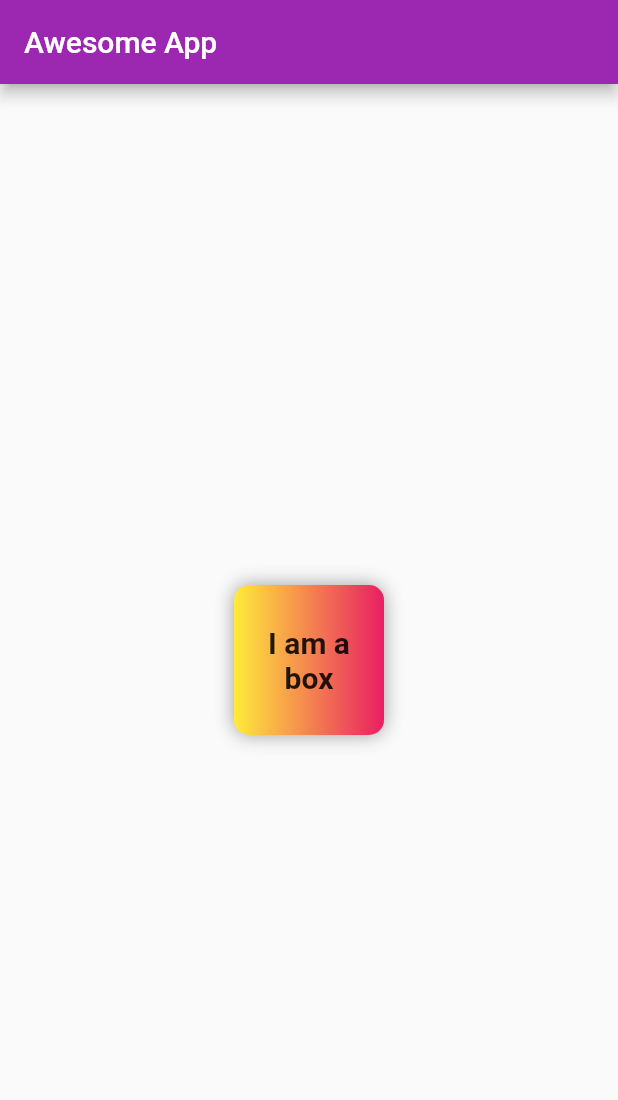
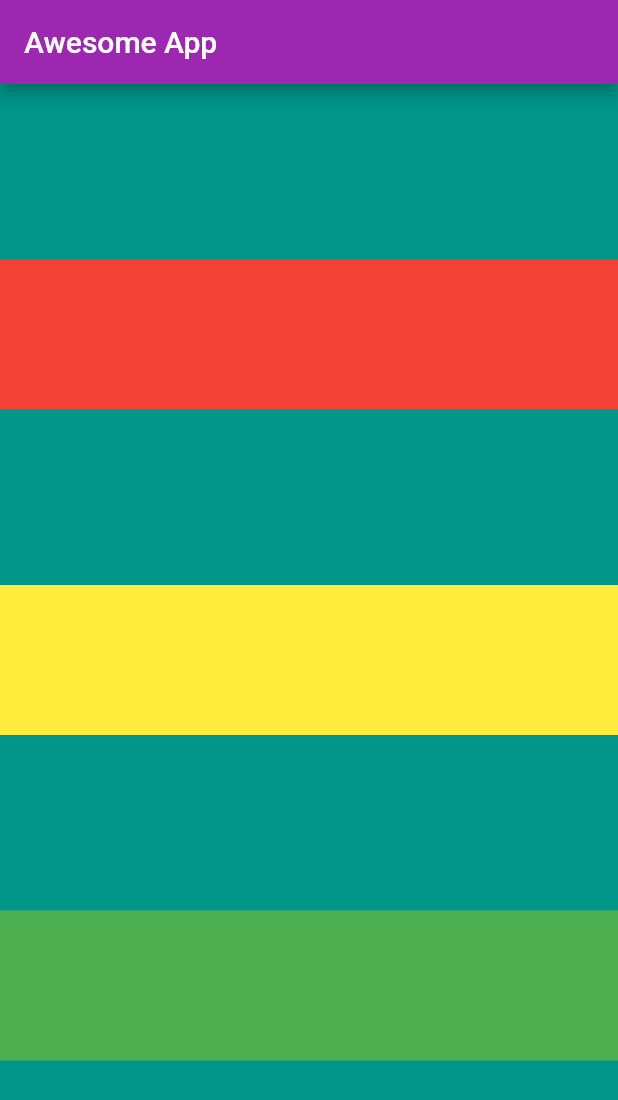
Before and after one commit to newsundram2018/learnflutter, a Flutter app: the screen it shows after launch, on a phone screen of 412 x 824 dp. Shown: the top 1100 px of the screen. Run offline on Flutter 3.47's test engine with Material 2 defaults, Android fonts, the phone set to English and light mode, and no system bars.

```diff
--- a/learnflutter/lib/main.dart
+++ b/learnflutter/lib/main.dart
@@ -1,4 +1,5 @@
 import 'package:flutter/material.dart';
+import 'package:flutter/widgets.dart';
 
 void main() {
   runApp(
@@ -19,27 +20,35 @@ class HomePage extends StatelessWidget {
       appBar: AppBar(
         title: Text("Awesome App"),
       ),
-      body: Center(
-        child: Container(
-          padding: const EdgeInsets.all(8),
-          width: 100,
-          height: 100,
-          alignment: Alignment.center,
-          decoration: BoxDecoration(
+      body: Container(
+        width: 500,
+        color: Colors.teal,
+        child: Column(
+          mainAxisAlignment: MainAxisAlignment.spaceEvenly,
+          crossAxisAlignment: CrossAxisAlignment.stretch,
+          children: <Widget>[
+            Container(
+              padding: const EdgeInsets.all(20),
+              width: 100,
+              height: 100,
               color: Colors.red,
-              borderRadius: BorderRadius.circular(10),
-              gradient: LinearGradient(colors: [
-                Colors.yellow,
-                Colors.pink,
-              ]),
-              boxShadow: [
-                BoxShadow(color: Colors.grey, blurRadius: 10),
-              ]),
-          child: Text(
-            "I am a box",
-            textAlign: TextAlign.center,
-            style: TextStyle(fontSize: 20, fontWeight: FontWeight.bold),
-          ),
+              alignment: Alignment.center,
+            ),
+            Container(
+              padding: const EdgeInsets.all(20),
+              width: 100,
+              height: 100,
+              color: Colors.yellow,
+              alignment: Alignment.center,
+            ),
+            Container(
+              padding: const EdgeInsets.all(20),
+              width: 100,
+              height: 100,
+              color: Colors.green,
+              alignment: Alignment.center,
+            )
+          ],
         ),
       ),
     );
```
